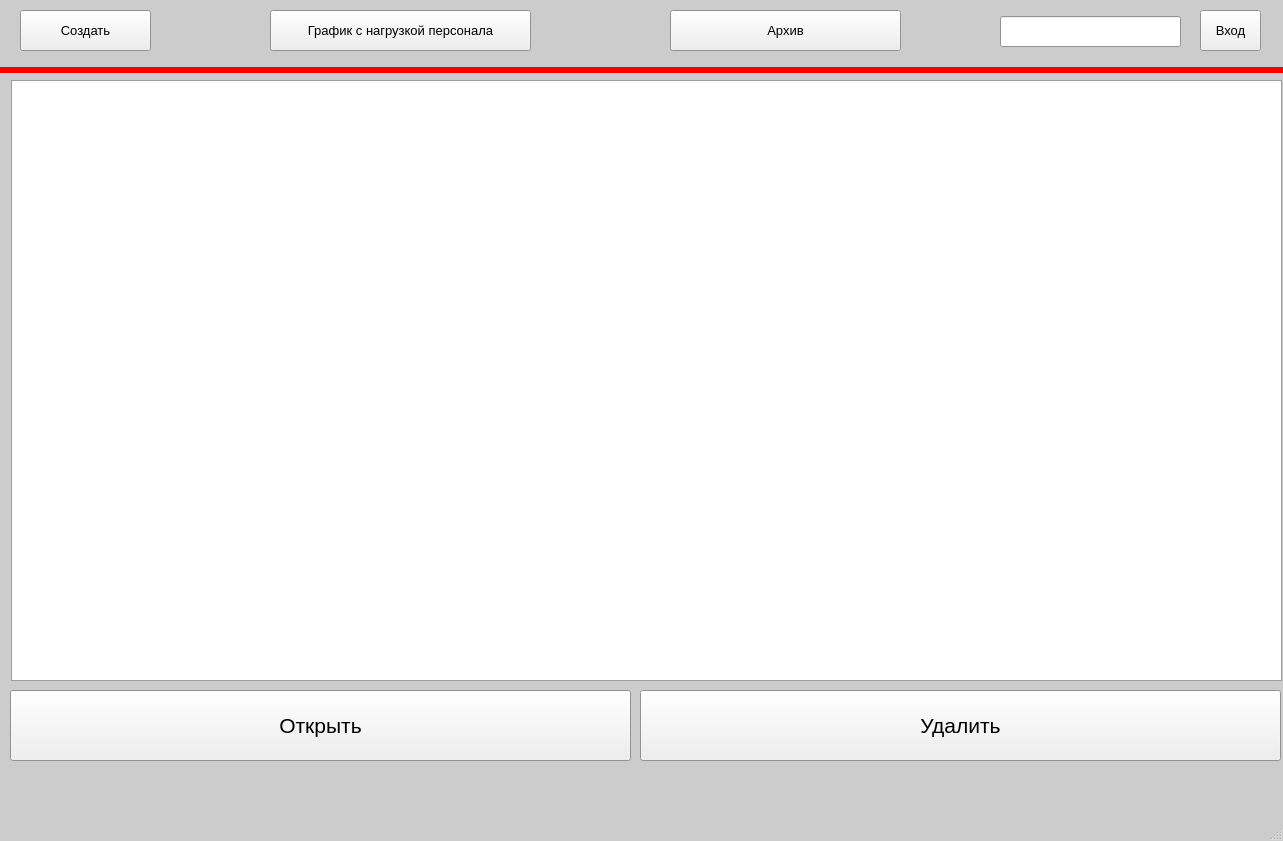
The window that main.ui (AnGREATern/kanbaner) describes before a commit, drawn with Qt 5.
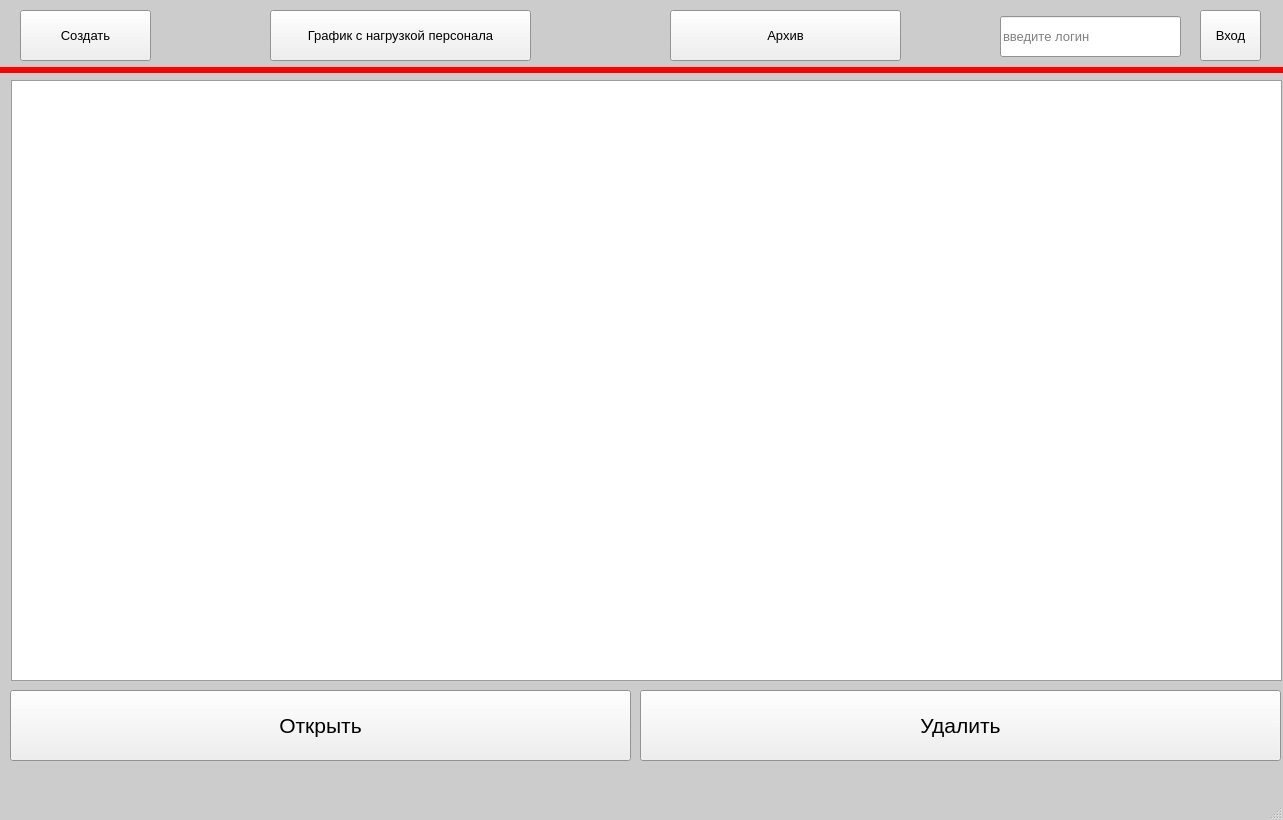
The same window after the commit.

Commit message: Дизайн вкладки Добавления досок

```diff
--- a/main.ui
+++ b/main.ui
@@ -7,7 +7,7 @@
     <x>0</x>
     <y>0</y>
     <width>1283</width>
-    <height>841</height>
+    <height>820</height>
    </rect>
   </property>
   <property name="palette">
@@ -84,7 +84,7 @@
       <x>20</x>
       <y>10</y>
       <width>131</width>
-      <height>41</height>
+      <height>51</height>
      </rect>
     </property>
     <property name="font">
@@ -371,7 +371,7 @@
       <x>1200</x>
       <y>10</y>
       <width>61</width>
-      <height>41</height>
+      <height>51</height>
      </rect>
     </property>
     <property name="font">
@@ -389,7 +389,7 @@
       <x>670</x>
       <y>10</y>
       <width>231</width>
-      <height>41</height>
+      <height>51</height>
      </rect>
     </property>
     <property name="font">
@@ -407,7 +407,7 @@
       <x>270</x>
       <y>10</y>
       <width>261</width>
-      <height>41</height>
+      <height>51</height>
      </rect>
     </property>
     <property name="font">
@@ -425,7 +425,7 @@
       <x>1000</x>
       <y>16</y>
       <width>181</width>
-      <height>31</height>
+      <height>41</height>
      </rect>
     </property>
     <property name="font">
@@ -433,6 +433,9 @@
       <pointsize>10</pointsize>
      </font>
     </property>
+    <property name="placeholderText">
+     <string>введите логин</string>
+    </property>
    </widget>
    <widget class="QLabel" name="label">
     <property name="geometry">
```
The commit also changes 1 other file.
